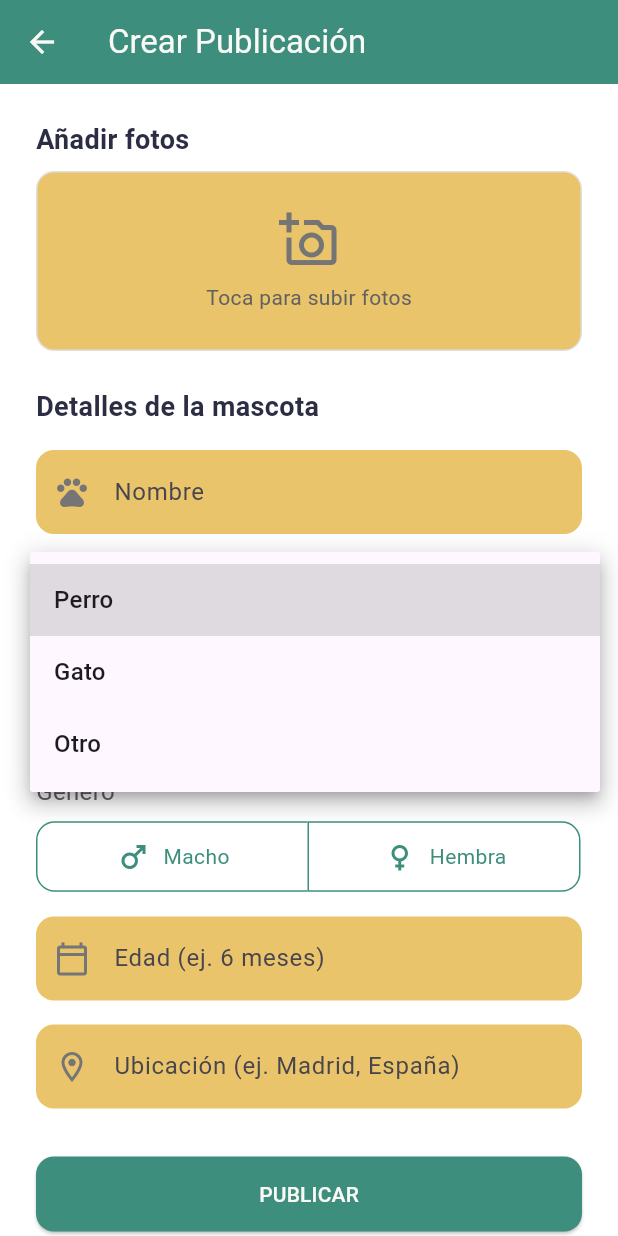
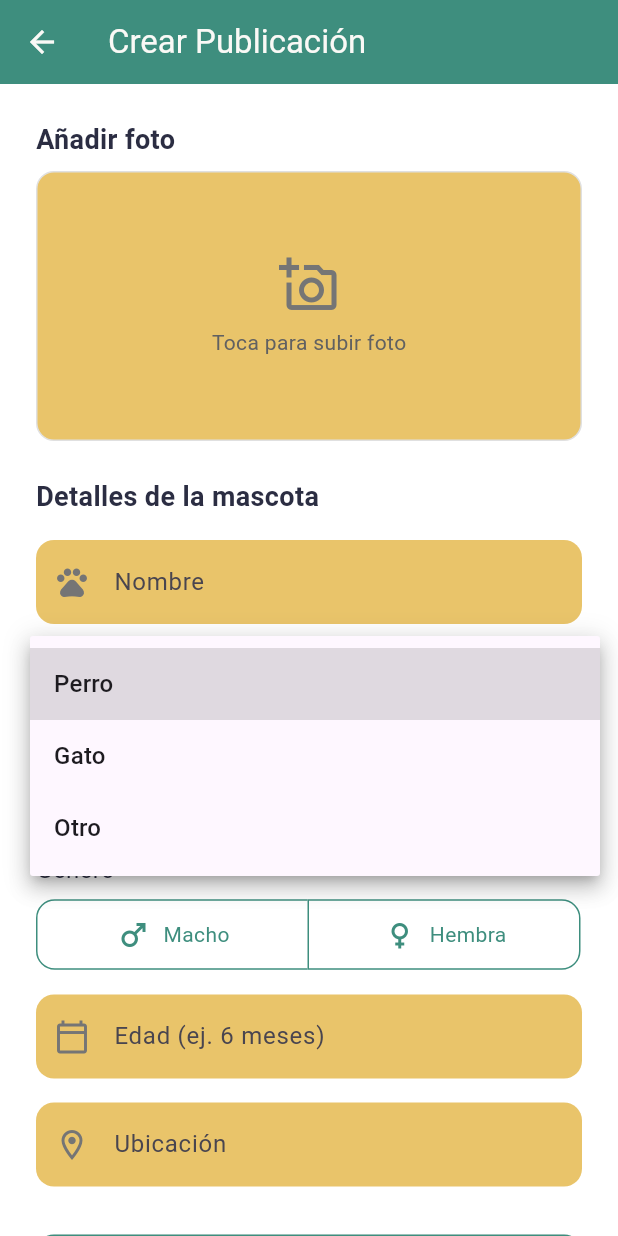
Before and after one commit to KZzual/PetHub_Proyect, a Flutter app: the MainShell screen opened directly, item 3 of the bottom bar chosen, after a tap on "Especie", on a phone screen of 412 x 824 dp. Run offline on Flutter 3.47's test engine with Material 3 defaults, Android fonts, the phone set to English and light mode, and no system bars; our stand-ins replace cloud_firestore, firebase_auth, firebase_core, firebase_storage, image_picker, shared_preferences; accounts and stored records are empty.

Commit message:
Sincronizamos publicaciones en firebase

```diff
--- a/Pethub-app/pethub/lib/screens/create_post_page.dart
+++ b/Pethub-app/pethub/lib/screens/create_post_page.dart
@@ -1,5 +1,10 @@
+import 'dart:io';
 import 'package:flutter/material.dart';
-import '../utils/app_colors.dart'; // Importamos la paleta de colores
+import 'package:image_picker/image_picker.dart';
+import 'package:firebase_storage/firebase_storage.dart';
+import 'package:cloud_firestore/cloud_firestore.dart';
+import 'package:firebase_auth/firebase_auth.dart';
+import '../utils/app_colors.dart';
 
 class CreatePostPage extends StatefulWidget {
   const CreatePostPage({super.key});
@@ -9,86 +14,100 @@ class CreatePostPage extends StatefulWidget {
 }
 
 class _CreatePostPageState extends State<CreatePostPage> {
-  // --- Estado del formulario ---
+  final _nameCtrl = TextEditingController();
+  final _breedCtrl = TextEditingController();
+  final _ageCtrl = TextEditingController();
+  final _locationCtrl = TextEditingController();
+  String? _selectedSpecies;
+  final List<bool> _genderSelection = [false, false]; // Macho / Hembra
+  bool _loading = false;
 
-  // Valor seleccionado en el Dropdown de Especie
-  String? _selectedSpecies; // null al inicio
-
-  // Lista de estados para el ToggleButton de Género [Macho, Hembra]
-  // true = seleccionado, false = no seleccionado
-  final List<bool> _genderSelection = [false, false];
-
-  // --- Fin del Estado ---
+  final ImagePicker _picker = ImagePicker();
+  File? _selectedImage;
 
   @override
   Widget build(BuildContext context) {
     return Scaffold(
       appBar: AppBar(
-        title: const Text('Crear Publicación', style: TextStyle(color: AppColors.textLight)),
-        // El color lo toma del Theme (AppColors.primary)
-        iconTheme: const IconThemeData(color: AppColors.textLight), // Flecha de atrás blanca
+        title: const Text('Crear Publicación',
+            style: TextStyle(color: AppColors.textLight)),
+        iconTheme: const IconThemeData(color: AppColors.textLight),
       ),
       body: SingleChildScrollView(
-        // Permite hacer scroll si el contenido no cabe
         padding: const EdgeInsets.all(24.0),
         child: Column(
           crossAxisAlignment: CrossAxisAlignment.start,
           children: [
-            // --- Campo Subir Fotos ---
+            // --- FOTO ---
             const Text(
-              'Añadir fotos',
-              style: TextStyle(fontSize: 18, fontWeight: FontWeight.bold, color: AppColors.textDark),
+              'Añadir foto',
+              style: TextStyle(
+                  fontSize: 18,
+                  fontWeight: FontWeight.bold,
+                  color: AppColors.textDark),
             ),
             const SizedBox(height: 8),
-            Container(
-              height: 120,
+            GestureDetector(
+              onTap: _pickImage,
+              child: Container(
+                height: 180,
                 width: double.infinity,
                 decoration: BoxDecoration(
                   color: AppColors.accent,
                   borderRadius: BorderRadius.circular(12.0),
                   border: Border.all(color: Colors.grey[300]!),
+                  image: _selectedImage != null
+                      ? DecorationImage(
+                          image: FileImage(_selectedImage!),
+                          fit: BoxFit.cover,
+                        )
+                      : null,
                 ),
-              child: Center(
-                child: Column(
+                child: _selectedImage == null
+                    ? Column(
                         mainAxisAlignment: MainAxisAlignment.center,
                         children: [
-                    Icon(Icons.add_a_photo_outlined, color: Colors.grey[600], size: 40),
+                          Icon(Icons.add_a_photo_outlined,
+                              color: Colors.grey[600], size: 40),
                           const SizedBox(height: 8),
-                    Text('Toca para subir fotos', style: TextStyle(color: Colors.grey[700])),
+                          Text('Toca para subir foto',
+                              style: TextStyle(color: Colors.grey[700])),
                         ],
-                ),
+                      )
+                    : null,
               ),
             ),
             const SizedBox(height: 24),
 
-            // --- Formulario ---
             const Text(
               'Detalles de la mascota',
-              style: TextStyle(fontSize: 18, fontWeight: FontWeight.bold, color: AppColors.textDark),
+              style: TextStyle(
+                  fontSize: 18,
+                  fontWeight: FontWeight.bold,
+                  color: AppColors.textDark),
             ),
             const SizedBox(height: 16),
 
-            _buildTextField(hint: 'Nombre', icon: Icons.pets_outlined),
+            _buildTextField(_nameCtrl, 'Nombre', Icons.pets_outlined),
             const SizedBox(height: 16),
 
-            // --- Dropdown Especie ---
             _buildDropdown(),
             const SizedBox(height: 16),
 
-            _buildTextField(hint: 'Raza', icon: Icons.label_outline),
+            _buildTextField(_breedCtrl, 'Raza', Icons.label_outline),
             const SizedBox(height: 16),
 
-            // --- Toggle Género ---
             _buildGenderToggle(),
             const SizedBox(height: 16),
 
-            _buildTextField(hint: 'Edad (ej. 6 meses)', icon: Icons.calendar_today_outlined),
+            _buildTextField(_ageCtrl, 'Edad (ej. 6 meses)',
+                Icons.calendar_today_outlined),
             const SizedBox(height: 16),
 
-            _buildTextField(hint: 'Ubicación (ej. Madrid, España)', icon: Icons.location_on_outlined),
+            _buildTextField(
+                _locationCtrl, 'Ubicación', Icons.location_on_outlined),
             const SizedBox(height: 32),
 
-            // --- Botón Publicar ---
             ElevatedButton(
               style: ElevatedButton.styleFrom(
                 minimumSize: const Size(double.infinity, 50),
@@ -98,10 +117,10 @@ class _CreatePostPageState extends State<CreatePostPage> {
                   borderRadius: BorderRadius.circular(12.0),
                 ),
               ),
-              onPressed: () {
-                // Lógica para publicar
-              },
-              child: const Text('PUBLICAR'),
+              onPressed: _loading ? null : _publishPost,
+              child: _loading
+                  ? const CircularProgressIndicator(color: Colors.white)
+                  : const Text('PUBLICAR'),
             ),
           ],
         ),
@@ -109,11 +128,77 @@ class _CreatePostPageState extends State<CreatePostPage> {
     );
   }
 
-  // --- Widgets de Ayuda para construir el formulario ---
+  // --- Subir foto ---
+  Future<void> _pickImage() async {
+    final picked = await _picker.pickImage(
+      source: ImageSource.gallery,
+      imageQuality: 80,
+    );
+    if (picked != null) {
+      setState(() => _selectedImage = File(picked.path));
+    }
+  }
 
-  // Widget genérico para los campos de texto
-  Widget _buildTextField({required String hint, required IconData icon}) {
+  // --- Publicar post ---
+  Future<void> _publishPost() async {
+    final user = FirebaseAuth.instance.currentUser;
+    if (user == null) return;
+
+    if (_nameCtrl.text.isEmpty ||
+        _selectedSpecies == null ||
+        _breedCtrl.text.isEmpty ||
+        _ageCtrl.text.isEmpty ||
+        _locationCtrl.text.isEmpty) {
+      ScaffoldMessenger.of(context).showSnackBar(
+        const SnackBar(content: Text('Por favor completa todos los campos')),
+      );
+      return;
+    }
+
+    setState(() => _loading = true);
+
+    try {
+      // 1. Subir foto al Storage
+      String? photoUrl;
+      if (_selectedImage != null) {
+        final ref = FirebaseStorage.instance
+            .ref()
+            .child('pet_photos/${user.uid}_${DateTime.now().millisecondsSinceEpoch}.jpg');
+        await ref.putFile(_selectedImage!);
+        photoUrl = await ref.getDownloadURL();
+      }
+
+      // 2. Subir datos a Firestore
+      await FirebaseFirestore.instance.collection('pets').add({
+        'userId': user.uid,
+        'name': _nameCtrl.text.trim(),
+        'species': _selectedSpecies,
+        'breed': _breedCtrl.text.trim(),
+        'gender': _genderSelection[0] ? 'Macho' : 'Hembra',
+        'age': _ageCtrl.text.trim(),
+        'location': _locationCtrl.text.trim(),
+        'photoUrl': photoUrl ?? '',
+        'createdAt': FieldValue.serverTimestamp(),
+      });
+
+      ScaffoldMessenger.of(context).showSnackBar(
+        const SnackBar(content: Text('✅ Publicación creada exitosamente')),
+      );
+
+      Navigator.pop(context, true);
+    } catch (e) {
+      ScaffoldMessenger.of(context).showSnackBar(
+        SnackBar(content: Text('Error al publicar: $e')),
+      );
+    } finally {
+      setState(() => _loading = false);
+    }
+  }
+
+  // --- Helpers visuales ---
+  Widget _buildTextField(TextEditingController ctrl, String hint, IconData icon) {
     return TextField(
+      controller: ctrl,
       decoration: InputDecoration(
         hintText: hint,
         prefixIcon: Icon(icon, color: Colors.grey[600]),
@@ -127,10 +212,9 @@ class _CreatePostPageState extends State<CreatePostPage> {
     );
   }
 
-  // Widget para el Dropdown de Especie
   Widget _buildDropdown() {
     return Container(
-      padding: const EdgeInsets.symmetric(horizontal: 12.0, vertical: 4.0),
+      padding: const EdgeInsets.symmetric(horizontal: 12.0),
       decoration: BoxDecoration(
         color: AppColors.accent,
         borderRadius: BorderRadius.circular(12.0),
@@ -147,38 +231,26 @@ class _CreatePostPageState extends State<CreatePostPage> {
             ],
           ),
           icon: const Icon(Icons.arrow_drop_down),
-          onChanged: (String? newValue) {
-            setState(() {
-              _selectedSpecies = newValue;
-            });
-          },
-          items: <String>['Perro', 'Gato', 'Otro']
-              .map<DropdownMenuItem<String>>((String value) {
-            return DropdownMenuItem<String>(
-              value: value,
-              child: Text(value),
-            );
-          }).toList(),
+          onChanged: (String? value) => setState(() => _selectedSpecies = value),
+          items: ['Perro', 'Gato', 'Otro']
+              .map((e) => DropdownMenuItem(value: e, child: Text(e)))
+              .toList(),
         ),
       ),
     );
   }
 
-  // Widget para los botones de Género
   Widget _buildGenderToggle() {
     return Column(
       crossAxisAlignment: CrossAxisAlignment.start,
       children: [
-        Text(
-          'Género',
-          style: TextStyle(color: Colors.grey[700], fontSize: 16),
-        ),
+        const Text('Género',
+            style: TextStyle(color: AppColors.textDark, fontSize: 16)),
         const SizedBox(height: 8),
         ToggleButtons(
           isSelected: _genderSelection,
           onPressed: (int index) {
             setState(() {
-              // Lógica para selección única
               for (int i = 0; i < _genderSelection.length; i++) {
                 _genderSelection[i] = (i == index);
               }
@@ -192,29 +264,21 @@ class _CreatePostPageState extends State<CreatePostPage> {
           selectedBorderColor: AppColors.primary,
           constraints: BoxConstraints(
             minHeight: 45.0,
-            minWidth: (MediaQuery.of(context).size.width - 52) / 2, // Ancho dividido
+            minWidth: (MediaQuery.of(context).size.width - 52) / 2,
           ),
           children: const [
             Padding(
               padding: EdgeInsets.symmetric(horizontal: 16.0),
               child: Row(
                 mainAxisAlignment: MainAxisAlignment.center,
-                children: [
-                  Icon(Icons.male),
-                  SizedBox(width: 8),
-                  Text('Macho'),
-                ],
+                children: [Icon(Icons.male), SizedBox(width: 8), Text('Macho')],
               ),
             ),
             Padding(
               padding: EdgeInsets.symmetric(horizontal: 16.0),
               child: Row(
                 mainAxisAlignment: MainAxisAlignment.center,
-                children: [
-                  Icon(Icons.female),
-                  SizedBox(width: 8),
-                  Text('Hembra'),
-                ],
+                children: [Icon(Icons.female), SizedBox(width: 8), Text('Hembra')],
               ),
             ),
           ],
--- a/Pethub-app/pethub/lib/screens/home_page.dart
+++ b/Pethub-app/pethub/lib/screens/home_page.dart
@@ -1,7 +1,6 @@
-// 1. IMPORT DE MATERIAL
+// 1. IMPORTS
 import 'package:flutter/material.dart';
-
-// 2. IMPORTS CORREGIDOS (con '../' para subir un nivel)
+import 'package:cloud_firestore/cloud_firestore.dart';
 import '../widgets/pet_card.dart';
 import '../utils/app_colors.dart';
 
@@ -10,28 +9,84 @@ class HomePage extends StatelessWidget {
 
   @override
   Widget build(BuildContext context) {
+    return StreamBuilder<QuerySnapshot>(
+      stream: FirebaseFirestore.instance
+          .collection('pets')
+          .orderBy('createdAt', descending: true)
+          .snapshots(),
+      builder: (context, snapshot) {
+        // --- Estado de carga ---
+        if (snapshot.connectionState == ConnectionState.waiting) {
+          return const Center(child: CircularProgressIndicator());
+        }
 
-    // 3. ¡SIN SCAFFOLD Y SIN APPBAR!
-    // MainShell (el padre) ahora los provee.
+        // --- Error ---
+        if (snapshot.hasError) {
+          return const Center(child: Text('Error al cargar publicaciones'));
+        }
+
+        // --- Sin datos ---
+        if (!snapshot.hasData || snapshot.data!.docs.isEmpty) {
           return ListView(
             children: [
               _buildSubHeader(),
               _buildSearchBar(),
-        const Padding(
-          padding: EdgeInsets.symmetric(horizontal: 16.0, vertical: 8.0),
+              const Center(
+                child: Padding(
+                  padding: EdgeInsets.only(top: 40),
                   child: Text(
-            '4 mascotas encontradas',
-            style: TextStyle(fontWeight: FontWeight.bold, color: AppColors.textDark),
+                    'Aún no hay publicaciones 🐾',
+                    style: TextStyle(
+                      color: Colors.grey,
+                      fontSize: 16,
                     ),
                   ),
-
-        const PetCard(),
+                ),
+              ),
             ],
           );
         }
 
-  // --- Los métodos de ayuda se quedan igual ---
+        // --- Si hay datos ---
+        final pets = snapshot.data!.docs;
 
+        return ListView(
+          children: [
+            _buildSubHeader(),
+            _buildSearchBar(),
+            Padding(
+              padding: const EdgeInsets.symmetric(horizontal: 16.0, vertical: 8.0),
+              child: Text(
+                '${pets.length} mascotas encontradas',
+                style: const TextStyle(
+                  fontWeight: FontWeight.bold,
+                  color: AppColors.textDark,
+                  fontSize: 16,
+                ),
+              ),
+            ),
+
+            // --- Lista dinámica de mascotas ---
+            ...pets.map((doc) {
+              final data = doc.data() as Map<String, dynamic>;
+              return PetCard(
+                name: data['name'] ?? 'Sin nombre',
+                species: data['species'] ?? 'Desconocido',
+                breed: data['breed'] ?? 'Sin raza',
+                gender: data['gender'] ?? 'No especificado',
+                age: data['age'] ?? '',
+                location: data['location'] ?? '',
+                photoUrl: data['photoUrl'] ?? '',
+                userId: data['userId'] ?? '',
+              );
+            }).toList(),
+          ],
+        );
+      },
+    );
+  }
+
+  // --- Subheader ---
   Widget _buildSubHeader() {
     return Container(
       padding: const EdgeInsets.all(16.0),
@@ -39,12 +94,16 @@ class HomePage extends StatelessWidget {
       width: double.infinity,
       child: const Text(
         'Encuentra a tu compañero perfecto',
-        style: TextStyle(color: AppColors.textLight, fontSize: 16.0),
+        style: TextStyle(
+          color: AppColors.textLight,
+          fontSize: 16.0,
+        ),
         textAlign: TextAlign.center,
       ),
     );
   }
 
+  // --- Barra de búsqueda ---
   Widget _buildSearchBar() {
     return Padding(
       padding: const EdgeInsets.all(16.0),
@@ -71,7 +130,7 @@ class HomePage extends StatelessWidget {
               backgroundColor: AppColors.primary.withAlpha(50),
               foregroundColor: AppColors.primary,
             ),
-            onPressed: () { /* Acción para filtros */ },
+            onPressed: () {},
           ),
         ],
       ),
--- a/Pethub-app/pethub/lib/widgets/info_chip.dart
+++ b/Pethub-app/pethub/lib/widgets/info_chip.dart
@@ -1,4 +1,5 @@
 import 'package:flutter/material.dart';
+import '../utils/app_colors.dart';
 
 class InfoChip extends StatelessWidget {
   final IconData icon;
@@ -13,21 +14,24 @@ class InfoChip extends StatelessWidget {
   @override
   Widget build(BuildContext context) {
     return Container(
-      width: double.infinity,
-      padding: const EdgeInsets.all(12.0),
+      padding: const EdgeInsets.symmetric(horizontal: 10, vertical: 6),
       decoration: BoxDecoration(
-        color: Colors.grey[100],
+        color: AppColors.accent, // usa tu color temático de fondo suave
         borderRadius: BorderRadius.circular(10.0),
       ),
       child: Row(
-        mainAxisAlignment: MainAxisAlignment.center,
         children: [
-          Icon(icon, size: 20.0, color: Colors.grey[700]),
-          const SizedBox(width: 8),
-          Text(
-            text,
-            style: TextStyle(fontWeight: FontWeight.w500, color: Colors.grey[800]),
-            overflow: TextOverflow.ellipsis, // Evita que el texto se desborde
+          Icon(icon, size: 18.0, color: AppColors.primary),
+          const SizedBox(width: 6),
+          Flexible(
+            child: Text(
+              text,
+              style: const TextStyle(
+                fontWeight: FontWeight.w600,
+                color: AppColors.textDark,
+              ),
+              overflow: TextOverflow.ellipsis,
+            ),
           ),
         ],
       ),
--- a/Pethub-app/pethub/lib/widgets/pet_card.dart
+++ b/Pethub-app/pethub/lib/widgets/pet_card.dart
@@ -1,88 +1,131 @@
 import 'package:flutter/material.dart';
+import '../utils/app_colors.dart';
 import 'info_chip.dart';
-import '../utils/app_colors.dart'; // Importamos los colores
 
 class PetCard extends StatelessWidget {
-  const PetCard({super.key});
+  final String name;
+  final String species;
+  final String breed;
+  final String gender;
+  final String age;
+  final String location;
+  final String photoUrl;
+  final String userId;
+
+  const PetCard({
+    super.key,
+    required this.name,
+    required this.species,
+    required this.breed,
+    required this.gender,
+    required this.age,
+    required this.location,
+    required this.photoUrl,
+    required this.userId,
+  });
 
   @override
   Widget build(BuildContext context) {
     return Card(
-      margin: EdgeInsets.zero, // Quitamos el margen para que se ajuste al padre
-      elevation: 0.0, // Quitamos la elevación (sombra)
+      margin: const EdgeInsets.symmetric(horizontal: 16, vertical: 10),
+      elevation: 3,
       clipBehavior: Clip.antiAlias,
       shape: RoundedRectangleBorder(borderRadius: BorderRadius.circular(15.0)),
-      color: AppColors.background, // Usamos el color de fondo
+      color: AppColors.background,
       child: Column(
         crossAxisAlignment: CrossAxisAlignment.start,
         children: [
-          // Header de la tarjeta (Usuario)
+          // Encabezado (usuario)
           ListTile(
             leading: const CircleAvatar(
-              backgroundImage: NetworkImage('https://placehold.co/150x150/EAA0A2/white?text=User'),
+              backgroundImage: NetworkImage(
+                'https://placehold.co/150x150/EAA0A2/white?text=User',
               ),
-            title: const Text('Juan Pérez', style: TextStyle(fontWeight: FontWeight.bold, color: AppColors.textDark)),
-            subtitle: const Text('Hace 1 semanas'),
+            ),
+            title: Text(
+              userId.isNotEmpty ? 'Usuario: $userId' : 'Usuario desconocido',
+              style: const TextStyle(
+                fontWeight: FontWeight.bold,
+                color: AppColors.textDark,
+              ),
+            ),
+            subtitle: const Text('Hace poco'),
             trailing: Row(
               mainAxisSize: MainAxisSize.min,
-              children: [
-                const Icon(Icons.location_on, size: 16.0, color: AppColors.secondary),
-                const SizedBox(width: 4),
-                Text('5 km', style: TextStyle(color: AppColors.secondary)),
+              children: const [
+                Icon(Icons.location_on, size: 16.0, color: AppColors.secondary),
+                SizedBox(width: 4),
+                Text('Cerca de ti', style: TextStyle(color: AppColors.secondary)),
               ],
             ),
           ),
 
-          // Imagen principal de la mascota
-          Image.asset(
-            'assets/dog_image.jpg',
+          // Imagen principal
+          photoUrl.isNotEmpty
+              ? Image.network(
+                  photoUrl,
                   height: 250,
                   width: double.infinity,
                   fit: BoxFit.cover,
-            errorBuilder: (context, error, stackTrace) {
-              return Container(
+                  errorBuilder: (context, error, stackTrace) => Container(
                     height: 250,
-                width: double.infinity,
                     color: AppColors.accent,
                     alignment: Alignment.center,
-                child: const Text('Error al cargar imagen', style: TextStyle(color: AppColors.textDark)),
-              );
-            },
+                    child: const Text(
+                      'Error al cargar imagen',
+                      style: TextStyle(color: AppColors.textDark),
+                    ),
+                  ),
+                )
+              : Container(
+                  height: 250,
+                  color: AppColors.accent,
+                  alignment: Alignment.center,
+                  child: const Icon(Icons.pets, size: 60, color: AppColors.textDark),
                 ),
 
-          // Cuerpo de la tarjeta (info y tags)
+          // Cuerpo de la tarjeta
           Padding(
             padding: const EdgeInsets.all(16.0),
             child: Column(
               crossAxisAlignment: CrossAxisAlignment.start,
               children: [
-                const Text(
-                  'Max',
-                  style: TextStyle(fontSize: 24, fontWeight: FontWeight.bold, color: AppColors.textDark),
+                Text(
+                  name,
+                  style: const TextStyle(
+                    fontSize: 22,
+                    fontWeight: FontWeight.bold,
+                    color: AppColors.textDark,
                   ),
-                const SizedBox(height: 16),
+                ),
+                const SizedBox(height: 12),
 
-                // Grilla de información (Perro, Labrador, etc.)
+                // Grilla de información (especie, edad, raza, ubicación)
                 Row(
                   children: [
                     Expanded(
                       child: Column(
-                        children: const [
-                          InfoChip(icon: Icons.pets, text: 'Perro'),
-                          SizedBox(height: 8),
-                          InfoChip(icon: Icons.calendar_today, text: '6 meses'),
-                          SizedBox(height: 8),
-                          InfoChip(icon: Icons.location_on_outlined, text: 'Madrid, España'),
+                        children: [
+                          InfoChip(icon: Icons.pets, text: species),
+                          const SizedBox(height: 8),
+                          InfoChip(icon: Icons.calendar_today, text: age),
+                          const SizedBox(height: 8),
+                          InfoChip(icon: Icons.location_on_outlined, text: location),
                         ],
                       ),
                     ),
                     const SizedBox(width: 16),
                     Expanded(
                       child: Column(
-                        children: const [
-                          InfoChip(icon: Icons.label_outline, text: 'Labrador'),
-                          SizedBox(height: 8),
-                          InfoChip(icon: Icons.male, text: 'Macho'),
+                        children: [
+                          InfoChip(icon: Icons.label_outline, text: breed),
+                          const SizedBox(height: 8),
+                          InfoChip(
+                            icon: gender.toLowerCase() == 'macho'
+                                ? Icons.male
+                                : Icons.female,
+                            text: gender,
+                          ),
                         ],
                       ),
                     ),
@@ -90,15 +133,15 @@ class PetCard extends StatelessWidget {
                 ),
                 const SizedBox(height: 16),
 
-                // Tags (Vacunado, Adiestrado)
+                // Ejemplo de etiquetas o tags fijos
                 Wrap(
                   spacing: 8.0,
                   runSpacing: 4.0,
                   children: [
                     _buildTag('Vacunado', Colors.green),
-                    _buildTag('Adiestrado', Colors.blue),
+                    _buildTag('Sociable', Colors.blue),
                   ],
-                )
+                ),
               ],
             ),
           ),
@@ -107,12 +150,13 @@ class PetCard extends StatelessWidget {
     );
   }
 
-  // Widget de ayuda para los tags ("pills")
+  // Widget para los tags decorativos
   Widget _buildTag(String text, Color color) {
     return Chip(
-      label: Text(text, style: TextStyle(color: color, fontWeight: FontWeight.bold)),
-      // ¡AQUÍ ESTÁ LA CORRECCIÓN!
-      // Usamos .withAlpha(38) que equivale a ~15% de opacidad
+      label: Text(
+        text,
+        style: TextStyle(color: color, fontWeight: FontWeight.bold),
+      ),
       backgroundColor: color.withAlpha(38),
       side: BorderSide.none,
       avatar: Icon(Icons.check_circle, color: color, size: 18),
```
Lines whose indentation alone changed are shown as unchanged.
